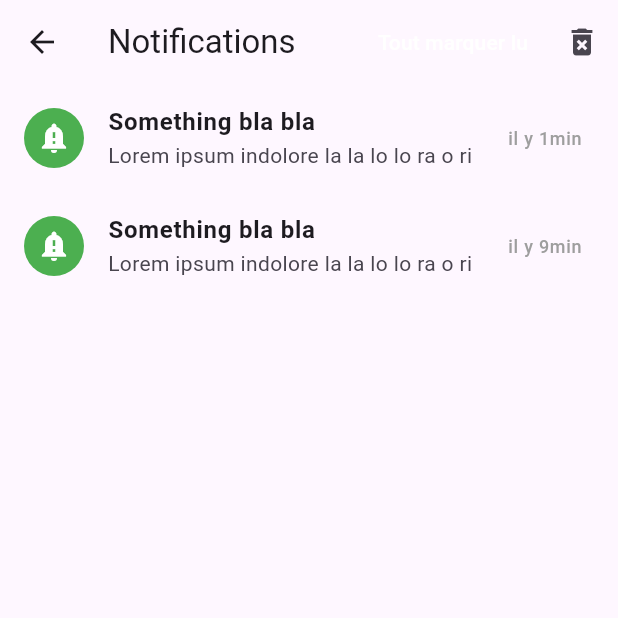
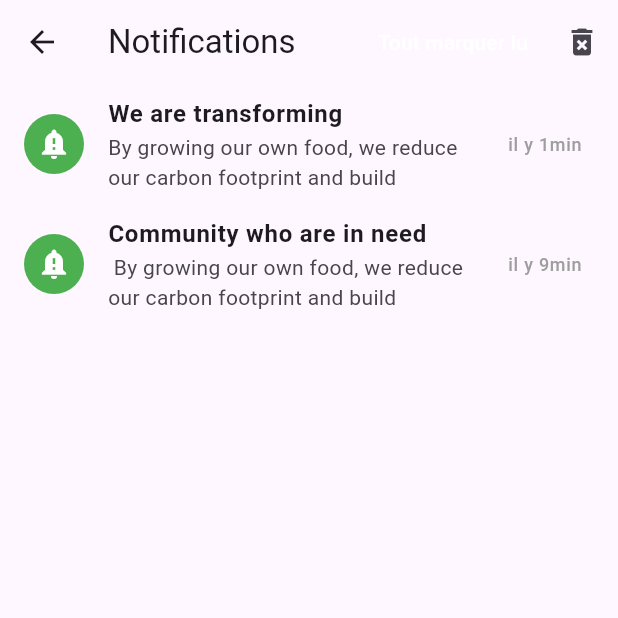
Before and after one commit to repsorp39/The-Flutter-Class-Project, a Flutter app: the screen it shows after launch, after a tap on the "notifications active" icon, on a phone screen of 412 x 824 dp, the top half of it. Run offline on Flutter 3.47's test engine with Material 3 defaults, Android fonts, the phone set to English and light mode, and no system bars; network calls fail.

Commit message:
merge branch abel and karmel on main

```diff
--- a/lib/app_data.dart
+++ b/lib/app_data.dart
@@ -236,15 +236,19 @@ Help us grow a greener future for Ogden, one vegetable at a time.""",
   final List<NotificationModel> notifications = [
     NotificationModel(
       id: 1,
-      title: "Something bla bla",
-      message: "Lorem ipsum indolore la la lo lo ra o ri",
+      title: "We are transforming",
+      message: """By growing our own food, we reduce our carbon footprint and build
+stronger bonds with our neighbors. Every harvestd""",
       timestamp: "il y 1min",
       isRead: false,
     ),
-     NotificationModel(
+    NotificationModel(
       id: 2,
-      title: "Something bla bla",
-      message: "Lorem ipsum indolore la la lo lo ra o ri",
+      title: "Community who are in need",
+      message:
+          """ By growing our own food, we reduce our carbon footprint and build
+stronger bonds with our neighbors. Every harvest is shared equally
+among those who help and those in the community who are in need. """,
       timestamp: "il y 9min",
       isRead: false,
     ),
```
